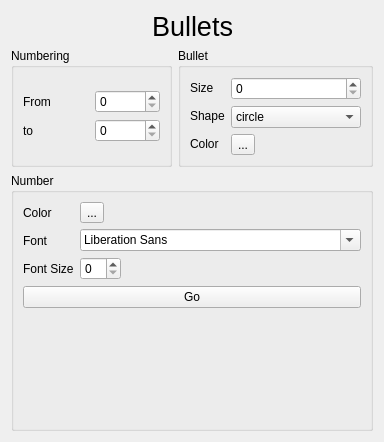
This is sources/Forms/formnumberedbullets.ui in jose94752/ClipEdit as Qt 5 draws it before an edit. The edited form follows.
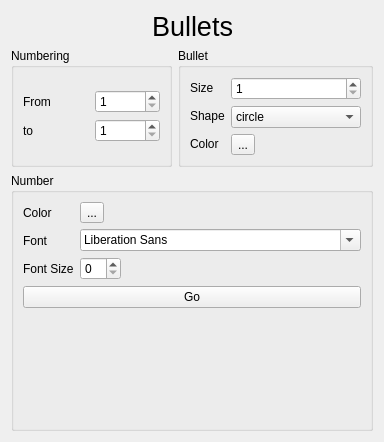
This is the edited form. Custom widgets are drawn as their Qt base class.

Patch:
```diff
--- a/sources/Forms/formnumberedbullets.ui
+++ b/sources/Forms/formnumberedbullets.ui
@@ -95,6 +95,9 @@
                <layout class="QVBoxLayout" name="verticalLayout_8">
                 <item>
                  <widget class="QSpinBox" name="spinBox_From">
+                  <property name="minimum">
+                   <number>1</number>
+                  </property>
                   <property name="maximum">
                    <number>10</number>
                   </property>
@@ -102,11 +105,14 @@
                 </item>
                 <item>
                  <widget class="QSpinBox" name="spinBox_To">
+                  <property name="minimum">
+                   <number>1</number>
+                  </property>
                   <property name="maximum">
                    <number>10</number>
                   </property>
                   <property name="value">
-                   <number>0</number>
+                   <number>1</number>
                   </property>
                  </widget>
                 </item>
@@ -153,7 +159,11 @@
               <item>
                <layout class="QVBoxLayout" name="verticalLayout_3">
                 <item>
-                 <widget class="QSpinBox" name="spinBox_Size"/>
+                 <widget class="QSpinBox" name="spinBox_Size">
+                  <property name="minimum">
+                   <number>1</number>
+                  </property>
+                 </widget>
                 </item>
                 <item>
                  <widget class="QComboBox" name="comboBox_Shape">
```
